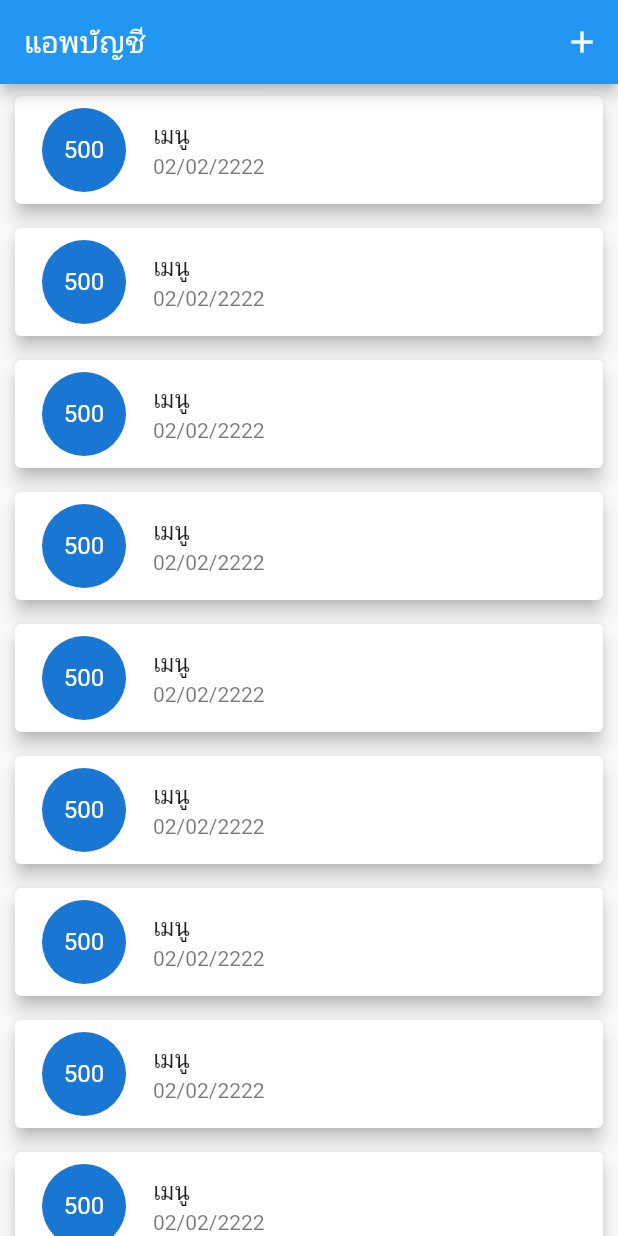
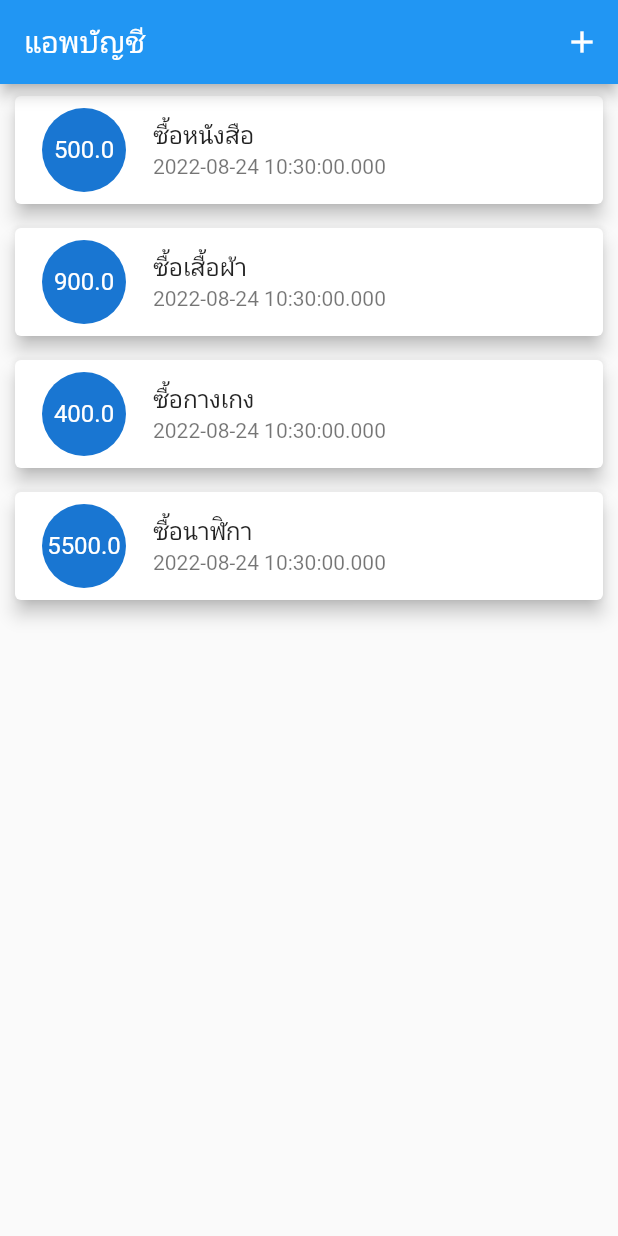
Before and after one commit to NNJio/FlutterLab_Database, a Flutter app: the screen it shows after launch, on a phone screen of 412 x 824 dp. Run offline on Flutter 3.47's test engine with Material 2 defaults, Android fonts, the phone set to English and light mode, and no system bars.

Commit message:
Get Data From Provider

```diff
--- a/flutter_database/lib/main.dart
+++ b/flutter_database/lib/main.dart
@@ -1,5 +1,8 @@
 import 'package:flutter/material.dart';
+import 'package:flutter_database/models/transaction.dart';
+import 'package:flutter_database/providers/transaction_provider.dart';
 import 'package:flutter_database/screens/form_screen.dart';
+import 'package:provider/provider.dart';
 
 void main() {
   runApp(const MyApp());
@@ -9,12 +12,21 @@ class MyApp extends StatelessWidget {
   const MyApp({Key? key}) : super(key: key);
   @override
   Widget build(BuildContext context) {
-    return MaterialApp(
+    return MultiProvider(
+      providers: [
+        ChangeNotifierProvider(
+          create: (context) {
+            return TransactionProvider();
+          },
+        )
+      ],
+      child: MaterialApp(
         title: 'Flutter Demo',
         theme: ThemeData(
           primarySwatch: Colors.blue,
         ),
         home: const MyHomePage(title: 'แอพบัญชี'),
+      ),
     );
   }
 }
@@ -43,23 +55,28 @@ class _MyHomePageState extends State<MyHomePage> {
             )
           ],
         ),
-        body: ListView.builder(
-            itemCount: 20,
+        body: Consumer(
+          builder: (context, TransactionProvider provider, child) {
+            return ListView.builder(
+                itemCount: provider.transactions.length,
                 itemBuilder: (context, int index) {
-              return const Card(
+                  Transaction data = provider.transactions[index];
+                  return Card(
                     elevation: 5,
                     margin: EdgeInsets.symmetric(vertical: 8, horizontal: 10),
                     child: ListTile(
                       leading: CircleAvatar(
                         radius: 30,
                         child: FittedBox(
-                      child: Text('500'),
+                          child: Text(data.amount.toString()),
                         ),
                       ),
-                  title: Text('เมนู'),
-                  subtitle: Text('02/02/2222'),
+                      title: Text(data.title),
+                      subtitle: Text(data.date.toString()),
                     ),
                   );
-            }));
+                });
+          },
+        ));
   }
 }
--- a/flutter_database/lib/providers/transaction_provider.dart
+++ b/flutter_database/lib/providers/transaction_provider.dart
@@ -7,6 +7,8 @@ class TransactionProvider with ChangeNotifier {
     Transaction(title: "ซื้อหนังสือ", amount: 500, date: DateTime.now()),
     Transaction(title: "ซื้อเสื้อผ้า", amount: 900, date: DateTime.now()),
     Transaction(title: "ซื้อกางเกง", amount: 400, date: DateTime.now()),
+    Transaction(title: "ซื้อนาฬิกา", amount: 5500, date: DateTime.now()),
+
   ];
   List<Transaction> getTransaction() {
     return transactions;
```
Lines whose indentation alone changed are shown as unchanged.
